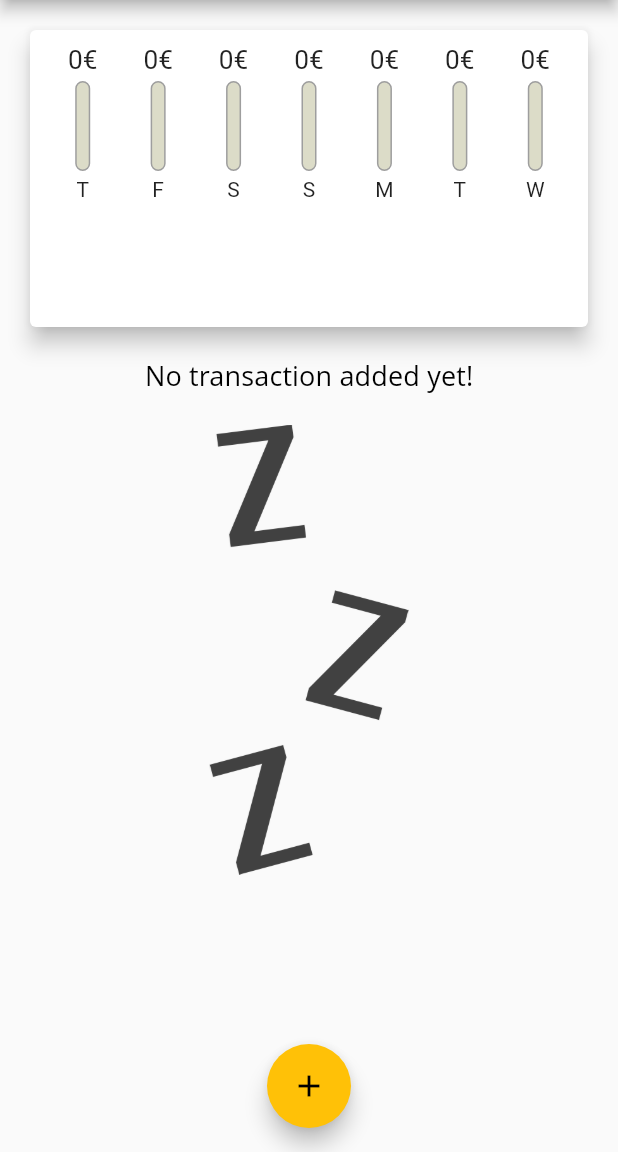
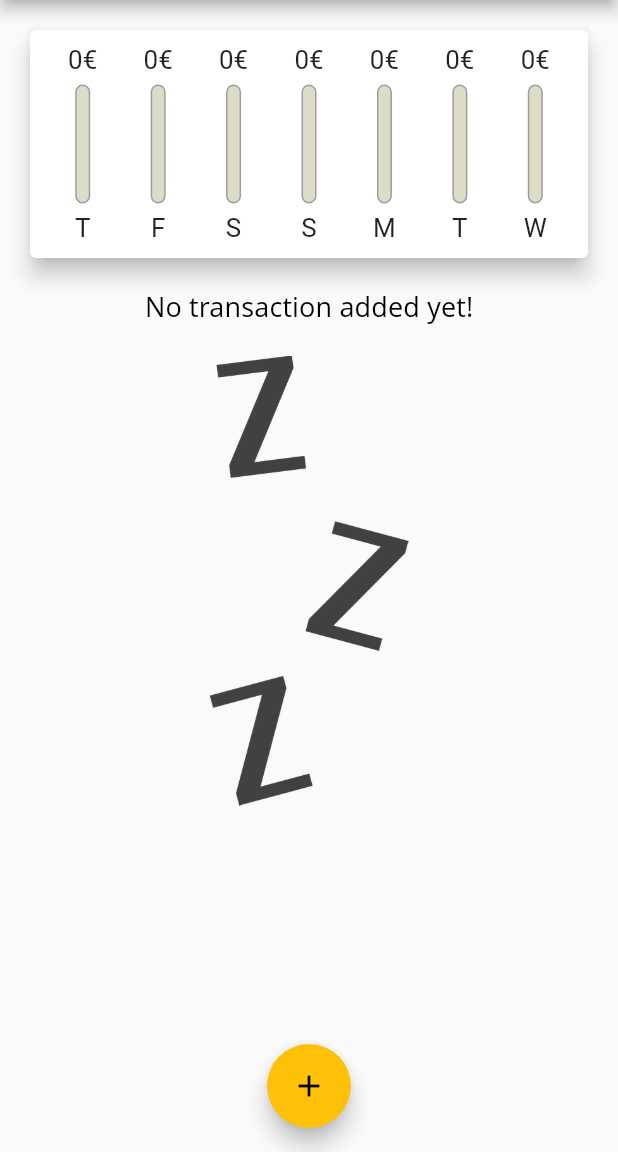
Before and after one commit to ricci1710/flutter_dart_guide, a Flutter app: the screen it shows after launch, on a phone screen of 412 x 824 dp, the part 84-1236 px from its top. Run offline on Flutter 3.47's test engine with Material 2 defaults, Android fonts, the phone set to English and light mode, and no system bars; Roboto replaces fonts that are missing (Open Sans).

Commit message:
section 5: 123. Using the LayoutBuilder Widget

```diff
--- a/lib/section4/section4_main_app.dart
+++ b/lib/section4/section4_main_app.dart
@@ -121,11 +121,11 @@ class _Section4HomePageState extends State<Section4HomePage> {
         child: Column(
           children: [
             SizedBox(
-              height: (MediaQuery.of(context).size.height - appBar.preferredSize.height - MediaQuery.of(context).padding.top) * 0.31,
+              height: (MediaQuery.of(context).size.height - appBar.preferredSize.height - MediaQuery.of(context).padding.top) * 0.25,
               child: Chart(_recentTransactions),
             ),
             SizedBox(
-              height: (MediaQuery.of(context).size.height - appBar.preferredSize.height - MediaQuery.of(context).padding.top) * 0.69,
+              height: (MediaQuery.of(context).size.height - appBar.preferredSize.height - MediaQuery.of(context).padding.top) * 0.75,
               child: TransactionList(_userTransactions, _deleteTransaction),
             ),
           ],
--- a/lib/section4/widgets/chart_bar.dart
+++ b/lib/section4/widgets/chart_bar.dart
@@ -9,19 +9,21 @@ class ChartBar extends StatelessWidget {
 
   @override
   Widget build(BuildContext context) {
+    return LayoutBuilder(
+      builder: (ctx, constraints) {
         return Column(
           children: [
             SizedBox(
-          height: 20,
+              height: constraints.maxHeight * 0.15,
               child: FittedBox(
                 child: Text('${spendingAmount.toStringAsFixed(0)}€'),
               ),
             ),
-        const SizedBox(
-          height: 4,
+            SizedBox(
+              height: constraints.maxHeight * 0.05,
             ),
             SizedBox(
-          height: 60,
+              height: constraints.maxHeight * 0.6,
               width: 10,
               child: Stack(
                 children: [
@@ -47,11 +49,18 @@ class ChartBar extends StatelessWidget {
                 ],
               ),
             ),
-        const SizedBox(
-          height: 4,
+            SizedBox(
+              height: constraints.maxHeight * 0.05,
             ),
-        Text(label),
+            SizedBox(
+              height: constraints.maxHeight * 0.15,
+              child: FittedBox(
+                child: Text(label),
+              ),
+            ),
           ],
+        );
+      },
     );
   }
 }
```
Lines whose indentation alone changed are shown as unchanged.
